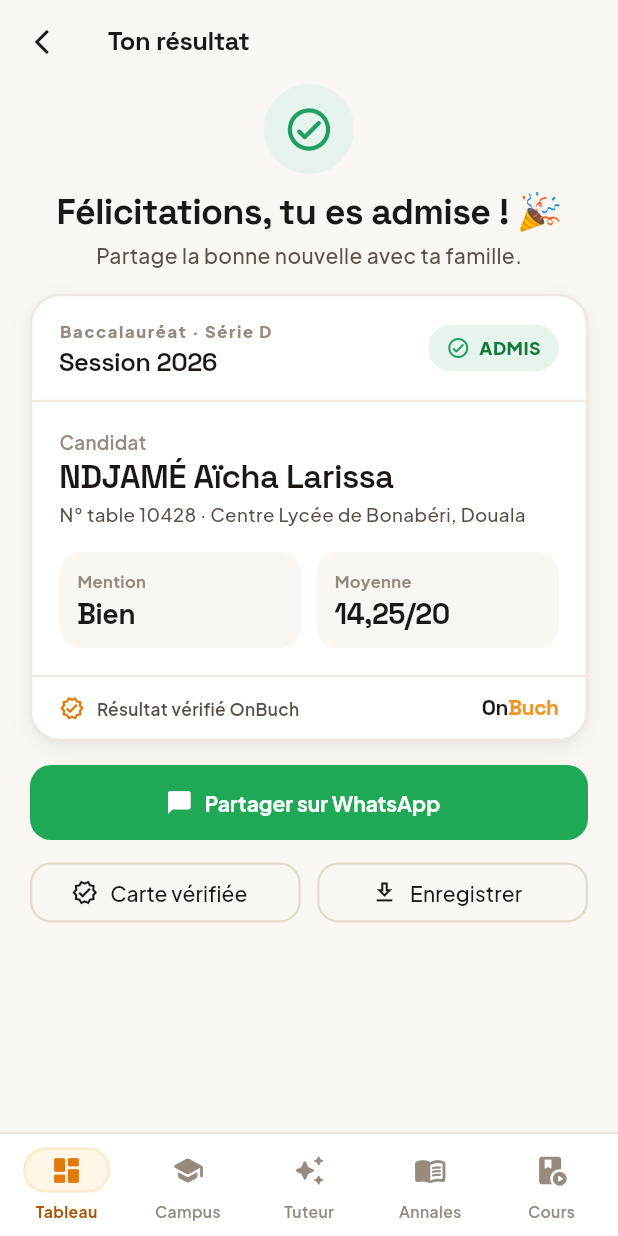
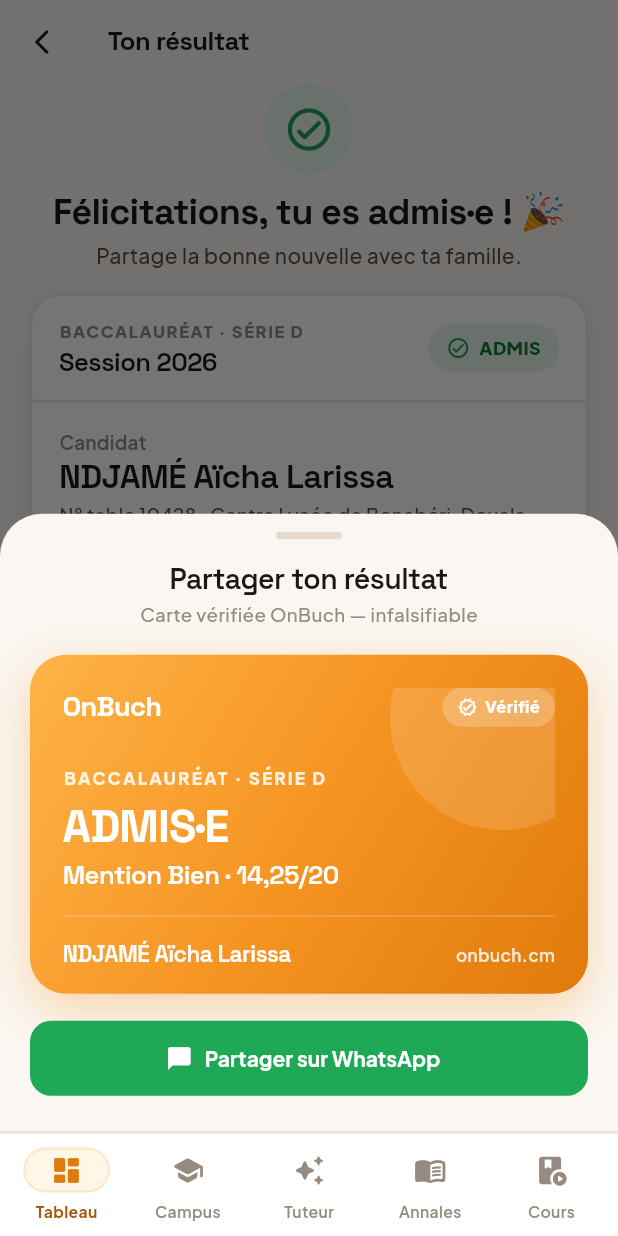
Before and after one commit to ludagg/onbuch-v2, a Flutter app: the ResultSuccessScreen screen opened by its route, after a tap on "Carte vérifiée", on a phone screen of 412 x 824 dp. Run offline on Flutter 3.47's test engine with Material 3 defaults, Android fonts, the phone set to English and light mode, and no system bars; our stand-ins replace appwrite, firebase_core, firebase_messaging, fl_chart, go_router, google_fonts and 5 more; missing offline and left inert: gpt_markdown; accounts and stored records are empty; network calls fail.

Commit message:
Recherche de résultats réelle (collection exam_results)
- Modèle ExamResult + DatabaseService.lookupResult (examType + tableNumber).
- Écran Résultats : vrai champ de saisie, recherche réelle, états chargement /
  introuvable, navigation vers admis/non admis avec les données réelles.
- Écrans succès/échec pilotés par les données (ExamResult) + partage WhatsApp
  réel (url_launcher) ; repli démo si ouverts sans résultat.
- Collection exam_results (attributs + index idx_lookup) : script
  tools/setup_exam_results_collection.sh + doc APPWRITE_SETUP.md.

100% Dart -> livrable en patch Shorebird silencieux.

```diff
--- a/lib/appwrite_config.dart
+++ b/lib/appwrite_config.dart
@@ -3,6 +3,7 @@ const appwriteProjectId = '6a30463b00001375e229';
 const appwriteDatabaseId = '6a3047f8001d11d1b3c1';
 const appwriteUsersCollectionId = 'users';
 const appwriteResultsCollectionId = 'results';
+const appwriteExamResultsCollectionId = 'exam_results';
 const appwriteAnalyticsCollectionId = 'analytics_events';
 const appwriteArticlesCollectionId = 'articles';
 const appwriteExamsCollectionId = 'exams';
--- /dev/null
+++ b/lib/models/exam_result.dart
@@ -0,0 +1,77 @@
+/// Résultat d'examen publié (collection admin `exam_results`).
+///
+/// La recherche se fait par `examType` + `tableNumber` (numéro de table /
+/// numéro de candidat figurant sur la convocation).
+class ExamResult {
+  final String id;
+  final String examType; // ex. 'Baccalauréat', 'BEPC', 'GCE O Level'
+  final String? serie; // ex. 'D' (séries) — optionnel
+  final String year; // ex. '2026'
+  final String tableNumber; // clé de recherche
+  final String candidateName;
+  final String? center; // centre d'examen
+  final String? city;
+  final bool admitted;
+  final String? mention; // ex. 'Bien' (si admis)
+  final String? average; // ex. '14,25/20'
+  final String? threshold; // moyenne d'admissibilité (cas non admis)
+
+  const ExamResult({
+    required this.id,
+    required this.examType,
+    required this.year,
+    required this.tableNumber,
+    required this.candidateName,
+    required this.admitted,
+    this.serie,
+    this.center,
+    this.city,
+    this.mention,
+    this.average,
+    this.threshold,
+  });
+
+  /// 'Baccalauréat · Série D'
+  String get examLine =>
+      [examType, if (serie != null && serie!.trim().isNotEmpty) 'Série $serie']
+          .join(' · ');
+
+  /// 'Session 2026'
+  String get sessionLine => 'Session $year';
+
+  /// 'N° table 10428 · Centre Lycée…, Douala'
+  String get candidateMeta {
+    final loc = [
+      if (center != null && center!.trim().isNotEmpty) 'Centre $center',
+      if (city != null && city!.trim().isNotEmpty) city,
+    ].join(', ');
+    return ['N° table $tableNumber', if (loc.isNotEmpty) loc].join(' · ');
+  }
+
+  factory ExamResult.fromMap(Map<String, dynamic> data, {required String id}) {
+    String? s(dynamic v) {
+      if (v == null) return null;
+      final t = v.toString().trim();
+      return t.isEmpty ? null : t;
+    }
+
+    final admitted = data['admitted'] == true ||
+        data['admitted'].toString().toLowerCase() == 'true' ||
+        data['admitted'].toString() == '1';
+
+    return ExamResult(
+      id: id,
+      examType: (data['examType'] ?? '').toString().trim(),
+      serie: s(data['serie']),
+      year: (data['year'] ?? '').toString().trim(),
+      tableNumber: (data['tableNumber'] ?? '').toString().trim(),
+      candidateName: (data['candidateName'] ?? '').toString().trim(),
+      center: s(data['center']),
+      city: s(data['city']),
+      admitted: admitted,
+      mention: s(data['mention']),
+      average: s(data['average']),
+      threshold: s(data['threshold']),
+    );
+  }
+}
--- a/lib/router/app_router.dart
+++ b/lib/router/app_router.dart
@@ -38,6 +38,7 @@ import '../screens/cours/chapters_screen.dart';
 import '../screens/cours/chapter_detail_screen.dart';
 import '../screens/cours/quiz_screen.dart';
 import '../models/article.dart';
+import '../models/exam_result.dart';
 import '../models/tutor_request.dart';
 import '../models/course.dart';
 import '../services/auth_service.dart';
@@ -111,8 +112,8 @@ final appRouter = GoRouter(
           path: '/results',
           builder: (_, __) => const ResultsSearchScreen(),
           routes: [
-            GoRoute(path: 'success', builder: (_, __) => const ResultSuccessScreen()),
-            GoRoute(path: 'fail', builder: (_, __) => const ResultFailScreen()),
+            GoRoute(path: 'success', builder: (_, s) => ResultSuccessScreen(result: s.extra as ExamResult?)),
+            GoRoute(path: 'fail', builder: (_, s) => ResultFailScreen(result: s.extra as ExamResult?)),
           ],
         ),
         GoRoute(
--- a/lib/screens/results/result_success_screen.dart
+++ b/lib/screens/results/result_success_screen.dart
@@ -1,10 +1,36 @@
 import 'package:flutter/material.dart';
 import 'package:go_router/go_router.dart';
+import 'package:url_launcher/url_launcher.dart';
 import '../../theme/app_theme.dart';
 import '../../widgets/ob_widgets.dart';
+import '../../models/exam_result.dart';
 
 class ResultSuccessScreen extends StatelessWidget {
-  const ResultSuccessScreen({super.key});
+  final ExamResult? result;
+  const ResultSuccessScreen({super.key, this.result});
+
+  // Valeurs d'exemple si l'écran est ouvert sans résultat (démo).
+  String get _examLine => result?.examLine ?? 'Baccalauréat · Série D';
+  String get _session => result?.sessionLine ?? 'Session 2026';
+  String get _name => result?.candidateName ?? 'NDJAMÉ Aïcha Larissa';
+  String get _meta => result?.candidateMeta ?? 'N° table 10428 · Centre Lycée de Bonabéri, Douala';
+  String get _mention => result?.mention ?? 'Bien';
+  String get _average => result?.average ?? '14,25/20';
+
+  String _shareText() {
+    final buf = StringBuffer()
+      ..writeln('🎓 $_examLine · $_session')
+      ..writeln('✅ ADMIS·E${result?.mention != null ? ' — Mention $_mention' : ''}'
+          '${result?.average != null ? ' ($_average)' : ''}')
+      ..writeln('$_name · $_meta')
+      ..write('Vérifié sur OnBuch · onbuch.cm');
+    return buf.toString();
+  }
+
+  Future<void> _shareWhatsApp() async {
+    final uri = Uri.parse('https://wa.me/?text=${Uri.encodeComponent(_shareText())}');
+    await launchUrl(uri, mode: LaunchMode.externalApplication);
+  }
 
   @override
   Widget build(BuildContext context) {
@@ -22,23 +48,28 @@ class ResultSuccessScreen extends StatelessWidget {
       body: SingleChildScrollView(
         padding: const EdgeInsets.fromLTRB(20, 0, 20, 24),
         child: Column(crossAxisAlignment: CrossAxisAlignment.center, children: [
-          // Celebration header
           Container(
             width: 60, height: 60,
             decoration: const BoxDecoration(color: OC.goodBg, shape: BoxShape.circle),
             child: const Icon(Icons.check_circle_outline_rounded, size: 34, color: OC.good),
           ),
           const SizedBox(height: 12),
-          Text('Félicitations, tu es admise ! 🎉', style: display(24, weight: FontWeight.w700), textAlign: TextAlign.center),
+          Text('Félicitations, tu es admis·e ! 🎉', style: display(24, weight: FontWeight.w700), textAlign: TextAlign.center),
           const SizedBox(height: 6),
           Text('Partage la bonne nouvelle avec ta famille.', style: body(14, color: OC.ink2, weight: FontWeight.w500)),
           const SizedBox(height: 16),
 
-          // Result card
-          const _ResultCard(admis: true),
+          _ResultCard(
+            admis: true,
+            examLine: _examLine,
+            session: _session,
+            name: _name,
+            meta: _meta,
+            mention: _mention,
+            average: _average,
+          ),
           const SizedBox(height: 16),
 
-          // Share WhatsApp
           SizedBox(
             width: double.infinity, height: 50,
             child: ElevatedButton.icon(
@@ -63,7 +94,7 @@ class ResultSuccessScreen extends StatelessWidget {
               ),
               icon: const Icon(Icons.verified_outlined, size: 18),
               label: const Text('Carte vérifiée'),
-              onPressed: () {},
+              onPressed: () => _showShareSheet(context),
             )),
             const SizedBox(width: 11),
             Expanded(child: OutlinedButton.icon(
@@ -72,9 +103,9 @@ class ResultSuccessScreen extends StatelessWidget {
                 shape: RoundedRectangleBorder(borderRadius: BorderRadius.circular(14)),
                 foregroundColor: OC.ink,
               ),
-              icon: const Icon(Icons.download_outlined, size: 18),
-              label: const Text('Enregistrer'),
-              onPressed: () {},
+              icon: const Icon(Icons.share_outlined, size: 18),
+              label: const Text('Partager'),
+              onPressed: _shareWhatsApp,
             )),
           ]),
         ]),
@@ -96,76 +127,57 @@ class ResultSuccessScreen extends StatelessWidget {
           const SizedBox(height: 4),
           Text('Carte vérifiée OnBuch — infalsifiable', style: body(12.5, color: OC.muted, weight: FontWeight.w500)),
           const SizedBox(height: 18),
-          // Shareable card
-          _ShareableCard(),
+          _ShareableCard(examLine: _examLine, mention: _mention, average: _average, name: _name, admis: true),
           const SizedBox(height: 18),
           SizedBox(
             width: double.infinity, height: 50,
             child: ElevatedButton.icon(
               style: ElevatedButton.styleFrom(
                 backgroundColor: OC.wa,
+                foregroundColor: Colors.white,
                 shape: RoundedRectangleBorder(borderRadius: BorderRadius.circular(14)),
                 elevation: 0,
               ),
               icon: const Icon(Icons.chat_bubble_rounded, size: 18),
               label: const Text('Partager sur WhatsApp', style: TextStyle(fontWeight: FontWeight.w700, fontSize: 14)),
-              onPressed: () {},
+              onPressed: () { Navigator.pop(context); _shareWhatsApp(); },
             ),
           ),
-          const SizedBox(height: 16),
-          Row(mainAxisAlignment: MainAxisAlignment.spaceAround, children: [
-            _ShareAction(Icons.download_outlined, 'Image'),
-            _ShareAction(Icons.share_outlined, 'Plus'),
-            _ShareAction(Icons.link_rounded, 'Copier lien'),
-          ]),
         ]),
       ),
     );
   }
 }
 
-class _ShareAction extends StatelessWidget {
-  final IconData icon;
-  final String label;
-  const _ShareAction(this.icon, this.label);
-
-  @override
-  Widget build(BuildContext context) {
-    return Column(children: [
-      Container(
-        width: 52, height: 52,
-        decoration: BoxDecoration(
-          color: OC.paper,
-          borderRadius: BorderRadius.circular(16),
-          border: Border.all(color: OC.line, width: 1.5),
-        ),
-        child: Icon(icon, size: 22, color: OC.ink2),
-      ),
-      const SizedBox(height: 7),
-      Text(label, style: body(11.5, weight: FontWeight.w600, color: OC.ink2)),
-    ]);
-  }
-}
-
 // ─── Shared result card ───────────────────────────────────────────────────────
 class _ResultCard extends StatelessWidget {
   final bool admis;
-  const _ResultCard({required this.admis});
+  final String examLine, session, name, meta;
+  final String? mention, average, threshold;
+  const _ResultCard({
+    required this.admis,
+    required this.examLine,
+    required this.session,
+    required this.name,
+    required this.meta,
+    this.mention,
+    this.average,
+    this.threshold,
+  });
 
   @override
   Widget build(BuildContext context) {
     return OBCard(
       padding: EdgeInsets.zero,
       child: Column(children: [
-        // header
         Padding(
           padding: const EdgeInsets.fromLTRB(18, 16, 18, 16),
           child: Row(children: [
             Expanded(child: Column(crossAxisAlignment: CrossAxisAlignment.start, children: [
-              Text('Baccalauréat · Série D', style: body(11, weight: FontWeight.w800, color: OC.muted)
+              Text(examLine.toUpperCase(), style: body(11, weight: FontWeight.w800, color: OC.muted)
                   .copyWith(letterSpacing: 0.1 * 11)),
               const SizedBox(height: 3),
-              Text('Session 2026', style: display(17, weight: FontWeight.w600)),
+              Text(session, style: display(17, weight: FontWeight.w600)),
             ])),
             Container(
               padding: const EdgeInsets.symmetric(horizontal: 12, vertical: 7),
@@ -189,23 +201,17 @@ class _ResultCard extends StatelessWidget {
           child: Column(crossAxisAlignment: CrossAxisAlignment.start, children: [
             Text('Candidat', style: body(12.5, color: OC.muted, weight: FontWeight.w600)),
             const SizedBox(height: 2),
-            Text('NDJAMÉ Aïcha Larissa', style: display(22, weight: FontWeight.w600)),
+            Text(name, style: display(22, weight: FontWeight.w600)),
             const SizedBox(height: 4),
-            Text('N° table 10428 · Centre Lycée de Bonabéri, Douala',
-                style: body(12.5, color: OC.ink2, weight: FontWeight.w500)),
-            const SizedBox(height: 16),
-            if (admis)
+            Text(meta, style: body(12.5, color: OC.ink2, weight: FontWeight.w500)),
+            if (admis && (mention != null || average != null)) ...[
+              const SizedBox(height: 16),
               Row(children: [
-                Expanded(child: _Stat('Mention', 'Bien')),
-                const SizedBox(width: 10),
-                Expanded(child: _Stat('Moyenne', '14,25/20')),
-              ])
-            else
-              Row(children: [
-                Expanded(child: _Stat('Moyenne obtenue', '9,40/20')),
-                const SizedBox(width: 10),
-                Expanded(child: _Stat('Admissibilité', '10,00', warn: true)),
+                if (mention != null) Expanded(child: _Stat('Mention', mention!)),
+                if (mention != null && average != null) const SizedBox(width: 10),
+                if (average != null) Expanded(child: _Stat('Moyenne', average!)),
               ]),
+            ],
           ]),
         ),
         const HRule(),
@@ -245,8 +251,17 @@ class _Stat extends StatelessWidget {
 
 // ─── Shareable card ───────────────────────────────────────────────────────────
 class _ShareableCard extends StatelessWidget {
+  final String examLine, name;
+  final String? mention, average;
+  final bool admis;
+  const _ShareableCard({required this.examLine, required this.name, this.mention, this.average, required this.admis});
+
   @override
   Widget build(BuildContext context) {
+    final detail = [
+      if (mention != null) 'Mention $mention',
+      if (average != null) average,
+    ].join(' · ');
     return Container(
       padding: const EdgeInsets.fromLTRB(22, 22, 22, 18),
       decoration: BoxDecoration(
@@ -273,17 +288,20 @@ class _ShareableCard extends StatelessWidget {
             ),
           ]),
           const SizedBox(height: 26),
-          Text('BACCALAURÉAT 2026 · SÉRIE D',
+          Text(examLine.toUpperCase(),
               style: body(11.5, weight: FontWeight.w800, color: Colors.white.withValues(alpha:0.85))
                   .copyWith(letterSpacing: 0.12 * 11.5)),
           const SizedBox(height: 8),
-          Text('ADMISE', style: display(30, weight: FontWeight.w700, color: Colors.white)),
-          const SizedBox(height: 8),
-          Text('Mention Bien · 14,25/20', style: display(17, weight: FontWeight.w600, color: Colors.white)),
+          Text(admis ? 'ADMIS·E' : 'NON ADMIS', style: display(30, weight: FontWeight.w700, color: Colors.white)),
+          if (detail.isNotEmpty) ...[
+            const SizedBox(height: 8),
+            Text(detail, style: display(17, weight: FontWeight.w600, color: Colors.white)),
+          ],
           Divider(height: 36, color: Colors.white.withValues(alpha:0.22), thickness: 1),
           Row(children: [
-            Text('NDJAMÉ Aïcha', style: display(15, weight: FontWeight.w600, color: Colors.white)),
-            const Spacer(),
+            Expanded(child: Text(name, maxLines: 1, overflow: TextOverflow.ellipsis,
+                style: display(15, weight: FontWeight.w600, color: Colors.white))),
+            const SizedBox(width: 8),
             Text('onbuch.cm', style: body(11.5, color: Colors.white.withValues(alpha:0.82), weight: FontWeight.w600)),
           ]),
         ]),
--- a/lib/screens/results/results_search_screen.dart
+++ b/lib/screens/results/results_search_screen.dart
@@ -1,16 +1,19 @@
 import 'package:flutter/material.dart';
+import 'package:flutter/services.dart';
 import 'package:go_router/go_router.dart';
 import '../../theme/app_theme.dart';
 import '../../widgets/ob_widgets.dart';
+import '../../services/database_service.dart';
 
+// (libellé, sous-titre, examType côté backend, libellé champ, exemple)
 const _exams = [
-  ('Baccalauréat', 'Série D · 2026', 'Numéro de table', 'ex. 10428'),
-  ('Probatoire', 'Série A · 2026', 'Numéro de table', 'ex. 20415'),
-  ('BEPC', 'Session 2026', 'Numéro de table', 'ex. 30912'),
-  ('GCE O Level', 'June 2026', 'Candidate number', 'ex. CMR-44012'),
-  ('GCE A Level', 'June 2026', 'Candidate number', 'ex. CMR-51008'),
-  ('BTS', 'Session 2026', 'Numéro de candidat', 'ex. 7781'),
-  ('Université', 'Licence · S2', 'Matricule', 'ex. 21A234FS'),
+  ('Baccalauréat', 'Séries A–E · 2026', 'Baccalauréat', 'Numéro de table', 'ex. 10428'),
+  ('Probatoire', 'Séries A–E · 2026', 'Probatoire', 'Numéro de table', 'ex. 20415'),
+  ('BEPC', 'Session 2026', 'BEPC', 'Numéro de table', 'ex. 30912'),
+  ('GCE O Level', 'June 2026', 'GCE O Level', 'Candidate number', 'ex. CMR-44012'),
+  ('GCE A Level', 'June 2026', 'GCE A Level', 'Candidate number', 'ex. CMR-51008'),
+  ('BTS', 'Session 2026', 'BTS', 'Numéro de candidat', 'ex. 7781'),
+  ('Université', 'Licence · S2', 'Université', 'Matricule', 'ex. 21A234FS'),
 ];
 
 class ResultsSearchScreen extends StatefulWidget {
@@ -21,7 +24,48 @@ class ResultsSearchScreen extends StatefulWidget {
 }
 
 class _ResultsSearchScreenState extends State<ResultsSearchScreen> {
+  final _db = DatabaseService();
+  final _tableCtrl = TextEditingController();
   int _examIdx = 0;
+  bool _loading = false;
+
+  @override
+  void dispose() {
+    _tableCtrl.dispose();
+    super.dispose();
+  }
+
+  Future<void> _search() async {
+    final table = _tableCtrl.text.trim();
+    if (table.isEmpty) {
+      _toast('Saisis ton numéro pour rechercher.', bad: true);
+      return;
+    }
+    FocusScope.of(context).unfocus();
+    setState(() => _loading = true);
+    final result = await _db.lookupResult(
+      examType: _exams[_examIdx].$3,
+      tableNumber: table,
+    );
+    if (!mounted) return;
+    setState(() => _loading = false);
+
+    if (result == null) {
+      _toast('Aucun résultat trouvé pour ce numéro. Vérifie l\'examen et le numéro.',
+          bad: true);
+      return;
+    }
+    context.go(result.admitted ? '/results/success' : '/results/fail', extra: result);
+  }
+
+  void _toast(String msg, {bool bad = false}) {
+    ScaffoldMessenger.of(context).showSnackBar(SnackBar(
+      content: Text(msg, style: body(13, weight: FontWeight.w600, color: Colors.white)),
+      backgroundColor: bad ? OC.bad : OC.ink,
+      behavior: SnackBarBehavior.floating,
+      shape: RoundedRectangleBorder(borderRadius: BorderRadius.circular(12)),
+    ));
+  }
 
   @override
   Widget build(BuildContext context) {
@@ -36,14 +80,13 @@ class _ResultsSearchScreenState extends State<ResultsSearchScreen> {
           IconButton(
             icon: const Icon(Icons.info_outline_rounded, size: 20),
             color: OC.ink2,
-            onPressed: () {},
+            onPressed: () => _toast('Saisis le numéro de ta convocation, puis « Voir mon résultat ».'),
           ),
         ],
       ),
       body: SingleChildScrollView(
         padding: const EdgeInsets.fromLTRB(20, 2, 20, 24),
         child: Column(crossAxisAlignment: CrossAxisAlignment.start, children: [
-          // Exam selector
           Text(
             'EXAMEN OU CONCOURS',
             style: body(11, weight: FontWeight.w800, color: OC.muted).copyWith(letterSpacing: 0.1 * 11),
@@ -84,20 +127,18 @@ class _ResultsSearchScreenState extends State<ResultsSearchScreen> {
           // Search card
           OBCard(
             child: Column(crossAxisAlignment: CrossAxisAlignment.start, children: [
-              OBField(label: ex.$3, placeholder: ex.$4, icon: Icons.tag_rounded, focused: true),
+              Text(ex.$4, style: body(12, weight: FontWeight.w700, color: OC.ink2)),
+              const SizedBox(height: 6),
+              _NumberField(
+                controller: _tableCtrl,
+                hint: ex.$5,
+                onSubmit: (_) => _search(),
+              ),
               const SizedBox(height: 6),
               Text('Le numéro figure sur ta convocation d\'examen.', style: body(11.5, color: OC.muted, weight: FontWeight.w500)),
-              const SizedBox(height: 11),
-              OBField(
-                label: 'Centre d\'examen (optionnel)',
-                placeholder: 'Sélectionner…',
-                icon: Icons.location_on_outlined,
-                trailing: const Icon(Icons.keyboard_arrow_down_rounded, color: OC.muted, size: 18),
-              ),
               const SizedBox(height: 13),
-              Row(children: [
-                Expanded(child: GestureDetector(
-                  onTap: () => context.go('/results/success'),
+              GestureDetector(
+                onTap: _loading ? null : _search,
                 child: Container(
                   height: 50,
                   decoration: BoxDecoration(
@@ -105,19 +146,24 @@ class _ResultsSearchScreenState extends State<ResultsSearchScreen> {
                     borderRadius: BorderRadius.circular(14),
                     boxShadow: [BoxShadow(color: OC.o500.withValues(alpha:0.30), blurRadius: 14, offset: const Offset(0, 6))],
                   ),
-                    child: Row(mainAxisAlignment: MainAxisAlignment.center, children: [
+                  child: Center(
+                    child: _loading
+                        ? const SizedBox(
+                            width: 22, height: 22,
+                            child: CircularProgressIndicator(strokeWidth: 2.4, color: Colors.white))
+                        : Row(mainAxisAlignment: MainAxisAlignment.center, children: [
                             Text('Voir mon résultat', style: body(14, weight: FontWeight.w700, color: Colors.white)),
                             const SizedBox(width: 8),
                             const Icon(Icons.arrow_forward_rounded, color: Colors.white, size: 17),
                           ]),
                   ),
-                )),
-              ]),
+                ),
+              ),
             ]),
           ),
           const SizedBox(height: 13),
 
-          // Followed
+          // Followed (placeholder — suivi des publications à venir)
           Text('Résultats suivis', style: body(13, weight: FontWeight.w800, color: OC.ink2)),
           const SizedBox(height: 8),
           OBCard(
@@ -137,7 +183,7 @@ class _ResultsSearchScreenState extends State<ResultsSearchScreen> {
                 Row(children: [
                   Container(width: 7, height: 7, decoration: const BoxDecoration(color: OC.warn, shape: BoxShape.circle)),
                   const SizedBox(width: 6),
-                  Text('Publication prévue dans ~2 jours', style: body(12, color: OC.ink2, weight: FontWeight.w500)),
+                  Text('Tu seras alerté·e dès la publication', style: body(12, color: OC.ink2, weight: FontWeight.w500)),
                 ]),
               ])),
               Container(
@@ -161,8 +207,7 @@ class _ResultsSearchScreenState extends State<ResultsSearchScreen> {
       context: context,
       backgroundColor: OC.bg,
       shape: const RoundedRectangleBorder(borderRadius: BorderRadius.vertical(top: Radius.circular(28))),
-      builder: (_) => StatefulBuilder(
-        builder: (ctx, setModalState) => Padding(
+      builder: (_) => Padding(
         padding: const EdgeInsets.fromLTRB(16, 12, 16, 24),
         child: Column(mainAxisSize: MainAxisSize.min, children: [
           Container(width: 44, height: 5, decoration: BoxDecoration(color: OC.line2, borderRadius: BorderRadius.circular(4))),
@@ -212,7 +257,49 @@ class _ResultsSearchScreenState extends State<ResultsSearchScreen> {
           }),
         ]),
       ),
-      ),
     );
   }
 }
+
+// Champ de saisie du numéro (réel), style OnBuch.
+class _NumberField extends StatelessWidget {
+  final TextEditingController controller;
+  final String hint;
+  final ValueChanged<String> onSubmit;
+  const _NumberField({required this.controller, required this.hint, required this.onSubmit});
+
+  @override
+  Widget build(BuildContext context) {
+    return Container(
+      padding: const EdgeInsets.symmetric(horizontal: 14),
+      decoration: BoxDecoration(
+        color: OC.paper,
+        borderRadius: BorderRadius.circular(14),
+        border: Border.all(color: OC.o500, width: 2),
+        boxShadow: [BoxShadow(color: OC.o500.withValues(alpha:0.12), blurRadius: 8, offset: const Offset(0, 3))],
+      ),
+      child: Row(children: [
+        const Icon(Icons.tag_rounded, size: 18, color: OC.o500),
+        const SizedBox(width: 10),
+        Expanded(
+          child: TextField(
+            controller: controller,
+            autofocus: false,
+            textInputAction: TextInputAction.search,
+            textCapitalization: TextCapitalization.characters,
+            onSubmitted: onSubmit,
+            inputFormatters: [LengthLimitingTextInputFormatter(24)],
+            style: body(14.5, weight: FontWeight.w600, color: OC.ink),
+            decoration: InputDecoration(
+              isCollapsed: true,
+              contentPadding: const EdgeInsets.symmetric(vertical: 15),
+              border: InputBorder.none,
+              hintText: hint,
+              hintStyle: body(14.5, color: OC.muted),
+            ),
+          ),
+        ),
+      ]),
+    );
+  }
+}
```
Also changed, not shown: lib/screens/results/result_fail_screen.dart (+36 -13 lines), lib/services/database_service.dart (+29 -0 lines), 2 other files. Lines whose indentation alone changed are shown as unchanged.
